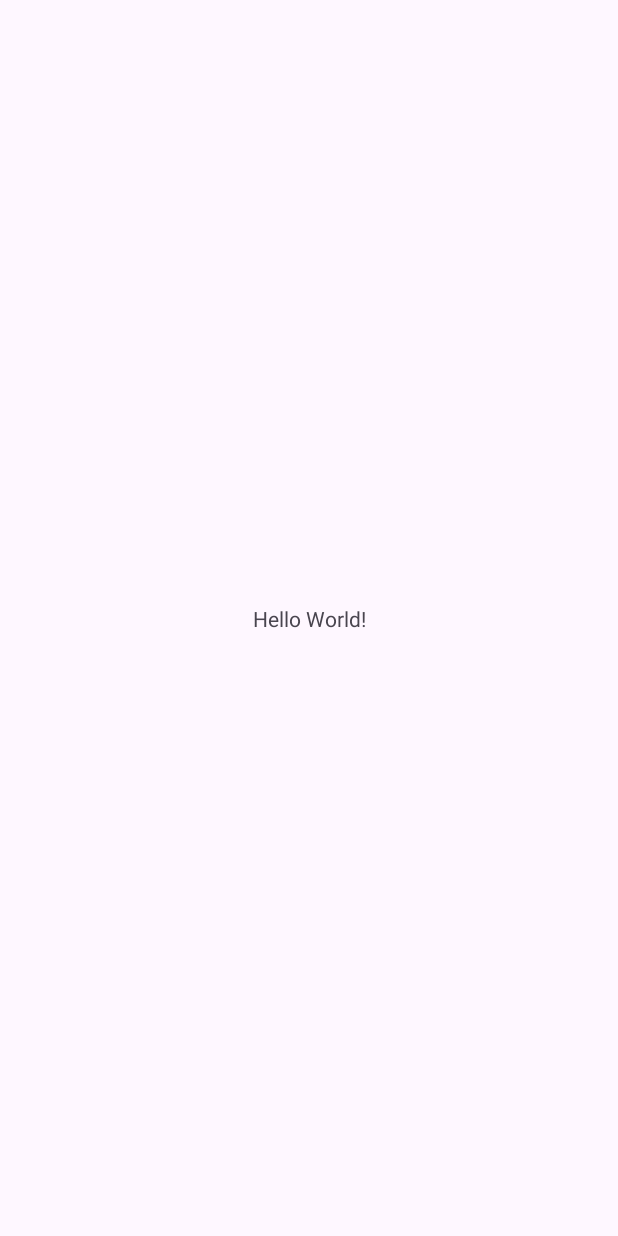
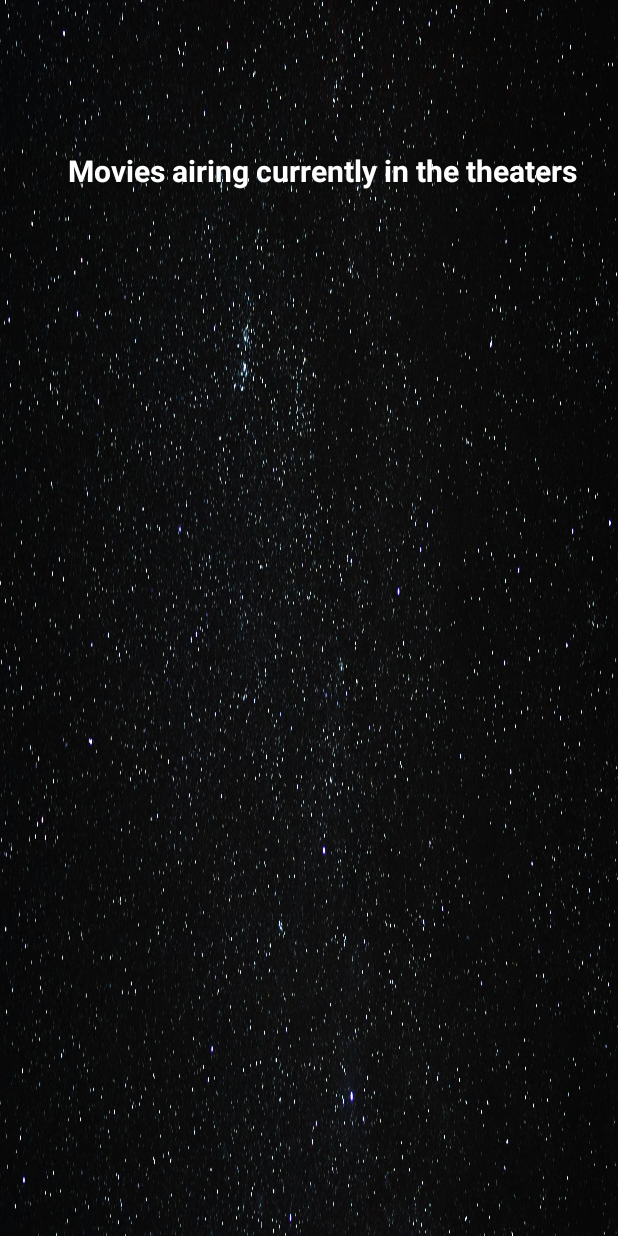
Before and after one commit to Tismikael/MovieBlockbuster, an Android app: the screen it shows after launch (MainActivity), on a phone screen of 412 x 824 dp. Before the commit the screen is almost empty. Run offline under Robolectric (Android 15) with nearby library versions, the phone set to English and light mode, and no system bars.

Commit message:
Create Sample Moview-TV Contents to be Displayed for users

```diff
--- /dev/null
+++ b/app/src/main/java/com/example/movieblockbuster/MovieView.java
@@ -0,0 +1,4 @@
+package com.example.movieblockbuster;
+
+public class MovieView {
+}
--- /dev/null
+++ b/app/src/main/res/drawable/star_rate.xml
@@ -0,0 +1,5 @@
+<vector xmlns:android="http://schemas.android.com/apk/res/android" android:height="24dp"  android:viewportHeight="24" android:viewportWidth="24" android:width="24dp">
+
+    <path android:fillColor="@color/star_yellow" android:pathData="M14.43,10l-2.43,-8l-2.43,8l-7.57,0l6.18,4.41l-2.35,7.59l6.17,-4.69l6.18,4.69l-2.35,-7.59l6.17,-4.41z"/>
+
+</vector>
--- a/app/src/main/res/layout/activity_main.xml
+++ b/app/src/main/res/layout/activity_main.xml
@@ -5,15 +5,72 @@
     android:id="@+id/main"
     android:layout_width="match_parent"
     android:layout_height="match_parent"
+    android:background="@drawable/space"
     tools:context=".MainActivity">
 
+
     <TextView
-        android:layout_width="wrap_content"
-        android:layout_height="wrap_content"
-        android:text="Hello World!"
-        app:layout_constraintBottom_toBottomOf="parent"
+        android:layout_width="match_parent"
+        android:layout_height="match_parent"
+        app:layout_constraintStart_toStartOf="parent"
         app:layout_constraintEnd_toEndOf="parent"
+        app:layout_constraintTop_toTopOf="parent"
+        android:layout_marginTop="100dp"
+        android:layout_marginStart="45dp"
+        android:text="@string/playing_now"
+        android:textColor="@color/white"
+        android:textStyle="bold"
+        android:textSize="20sp"
+        android:visibility="visible"/>
+
+    <TextView
+        android:layout_width="match_parent"
+        android:layout_height="match_parent"
         app:layout_constraintStart_toStartOf="parent"
-        app:layout_constraintTop_toTopOf="parent" />
+        app:layout_constraintEnd_toEndOf="parent"
+        app:layout_constraintTop_toTopOf="parent"
+        android:layout_marginTop="100dp"
+        android:layout_marginStart="50dp"
+        android:text="@string/popular_movies"
+        android:textColor="@color/white"
+        android:textStyle="bold"
+        android:textSize="23sp"
+        android:visibility="invisible"/>
+
+    <TextView
+        android:layout_width="match_parent"
+        android:layout_height="match_parent"
+        app:layout_constraintStart_toStartOf="parent"
+        app:layout_constraintEnd_toEndOf="parent"
+        app:layout_constraintTop_toTopOf="parent"
+        android:layout_marginTop="100dp"
+        android:layout_marginStart="100dp"
+        android:text="@string/top_playing"
+        android:textColor="@color/white"
+        android:textStyle="bold"
+        android:textSize="20sp"
+        android:visibility="invisible"/>
+
+    <TextView
+        android:layout_width="match_parent"
+        android:layout_height="match_parent"
+        app:layout_constraintStart_toStartOf="parent"
+        app:layout_constraintEnd_toEndOf="parent"
+        app:layout_constraintTop_toTopOf="parent"
+        android:layout_marginTop="100dp"
+        android:layout_marginStart="45dp"
+        android:text="@string/upcoming_movies"
+        android:textColor="@color/white"
+        android:textStyle="bold"
+        android:textSize="20sp"
+        android:visibility="invisible"/>
+
+
+
+
+
+
+
+
 
 </androidx.constraintlayout.widget.ConstraintLayout>
--- a/app/src/main/res/values/colors.xml
+++ b/app/src/main/res/values/colors.xml
@@ -2,4 +2,5 @@
 <resources>
     <color name="black">#FF000000</color>
     <color name="white">#FFFFFFFF</color>
+    <color name="star_yellow">#EECB57</color>
 </resources>
--- a/app/src/main/res/values/strings.xml
+++ b/app/src/main/res/values/strings.xml
@@ -1,3 +1,7 @@
 <resources>
     <string name="app_name">MovieBlockbuster</string>
+    <string name="playing_now">Movies airing currently in the theaters</string>
+    <string name="popular_movies">Popular movies at the moment</string>
+    <string name="top_playing">Top Playing Movies</string>
+    <string name="upcoming_movies">Upcoming movies to look out for</string>
 </resources>
```
Also changed, not shown: app/src/main/res/layout/movie_info.xml (added, +150 -0 lines), app/src/main/res/drawable/logo.png (added), app/src/main/res/drawable/one_piece_logo.png (added), app/src/main/res/drawable/space.jpeg (added).
